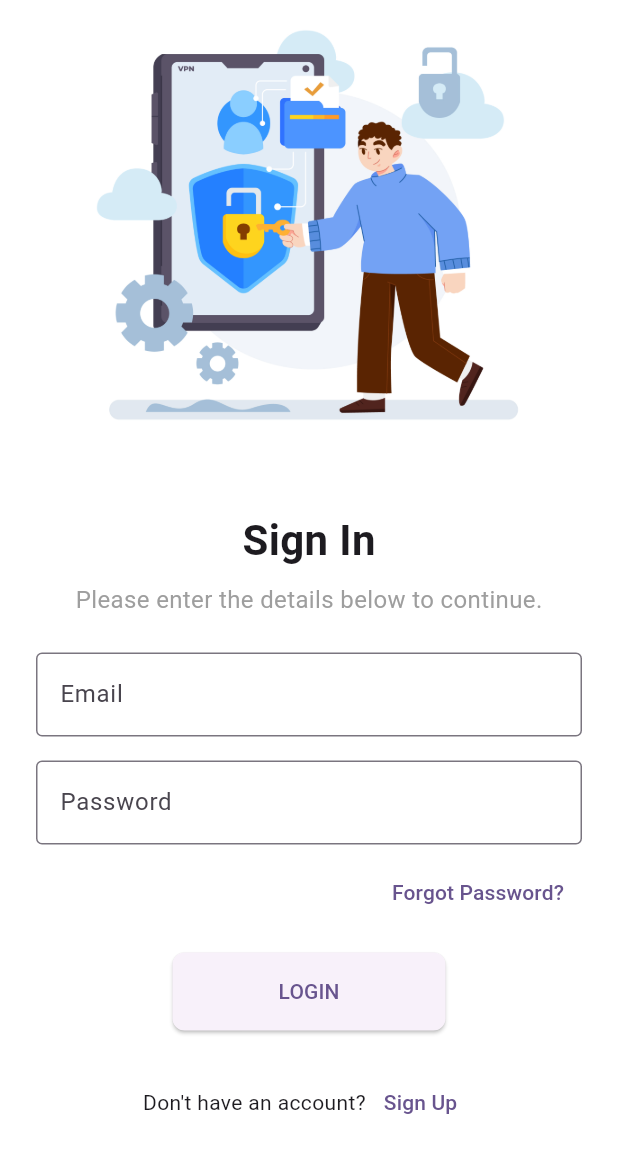
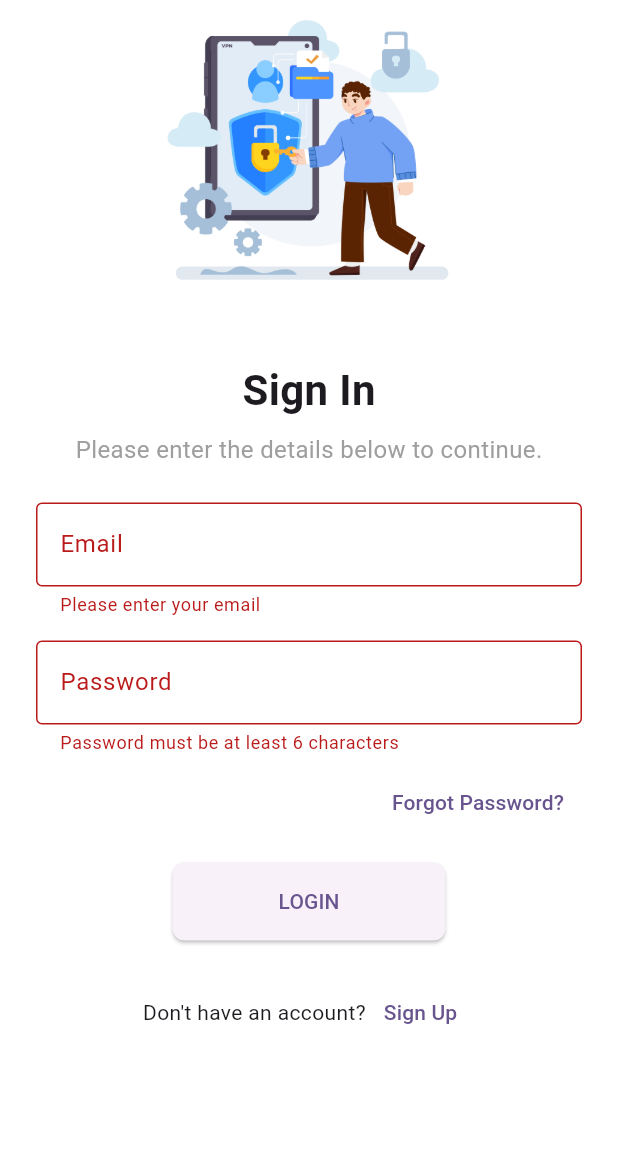
Before and after one commit to AhmedAndroid1998/Electronics-shop-Ecommerce-app-with-Admin-Panel, a Flutter app: the screen it shows after launch, after a tap on "LOGIN", on a phone screen of 412 x 824 dp. Shown: the top 1153 px of the screen. Run offline on Flutter 3.47's test engine with Material 3 defaults, Android fonts, the phone set to English and light mode, and no system bars; our stand-ins replace curved_navigation_bar, firebase_core; accounts and stored records are empty.

Commit message:
add authentication to input fields

```diff
--- a/lib/main.dart
+++ b/lib/main.dart
@@ -1,4 +1,4 @@
-import 'package:electronics_store_e_commerce_with_admin_panel/pages/login_screen.dart';
+import 'package:electronics_store_e_commerce_with_admin_panel/pages/auth_screen.dart';
 import 'package:firebase_core/firebase_core.dart';
 import 'package:flutter/material.dart';
 
--- /dev/null
+++ b/lib/pages/auth_screen.dart
@@ -0,0 +1,207 @@
+import 'package:flutter/material.dart';
+
+class AuthScreen extends StatefulWidget {
+  ///flag we use to render the appropriate page (signup/login)
+  final bool isSignUp;
+
+  const AuthScreen({super.key, this.isSignUp = false});
+
+  @override
+  State<AuthScreen> createState() => _AuthScreenState();
+}
+
+class _AuthScreenState extends State<AuthScreen> {
+  final TextEditingController nameController = TextEditingController();
+
+  final TextEditingController emailController = TextEditingController();
+
+  final TextEditingController passwordController = TextEditingController();
+
+  final TextEditingController confirmPasswordController = TextEditingController();
+
+  final _formKey = GlobalKey<FormState>();
+
+  @override
+  Widget build(BuildContext context) {
+    return Scaffold(
+      backgroundColor: Colors.white,
+      body: ListView(
+        children: [
+          _buildImageSection(),
+          const SizedBox(height: 40),
+          Padding(
+            padding: const EdgeInsets.symmetric(horizontal: 24.0),
+            child: Form(
+              key: _formKey,
+              child: Column(
+                children: [
+                  _buildTitleSection(),
+                  const SizedBox(height: 24),
+                  if (widget.isSignUp) ...[
+                    _buildInputField(
+                        label: 'Name',
+                        controller: nameController,
+                        validator: (value) {
+                          if (value == null || value.trim().isEmpty) {
+                            return 'Please enter your name';
+                          }
+                          return null;
+                        }),
+                    const SizedBox(height: 16),
+                  ],
+                  _buildInputField(
+                    label: 'Email',
+                    controller: emailController,
+                    validator: (value) {
+                      if (value == null || value.trim().isEmpty) {
+                        return 'Please enter your email';
+                      }
+                      if (!RegExp(r'^[^@]+@[^@]+\.[^@]+').hasMatch(value)) {
+                        return 'Please enter a valid email';
+                      }
+                      return null;
+                    },
+                  ),
+                  const SizedBox(height: 16),
+                  _buildInputField(
+                    label: 'Password',
+                    controller: passwordController,
+                    obscureText: true,
+                    validator: (value) {
+                      if (value == null || value.length < 6) {
+                        return 'Password must be at least 6 characters';
+                      }
+                      return null;
+                    },
+                  ),
+                  if (widget.isSignUp) ...[
+                    const SizedBox(height: 16),
+                    _buildInputField(
+                      label: 'Confirm Password',
+                      controller: confirmPasswordController,
+                      obscureText: true,
+                      validator: (value) {
+                        if (value != passwordController.text) {
+                          return 'Passwords do not match';
+                        }
+                        return null;
+                      },
+                    ),
+                  ],
+                  if (!widget.isSignUp) ...[
+                    const SizedBox(height: 8),
+                    _buildForgotPassword(),
+                  ],
+                  const SizedBox(height: 16),
+                  _buildActionButton(),
+                  const SizedBox(height: 24),
+                  _buildTogglePrompt(context),
+                ],
+              ),
+            ),
+          ),
+        ],
+      ),
+    );
+  }
+
+  Widget _buildImageSection() {
+    return Image.asset(
+      'assets/images/login.jpg',
+      height: 200,
+    );
+  }
+
+  Widget _buildTitleSection() {
+    return Column(
+      crossAxisAlignment: CrossAxisAlignment.center,
+      children: [
+        Text(
+          widget.isSignUp ? 'Sign Up' : 'Sign In',
+          style: const TextStyle(fontSize: 28, fontWeight: FontWeight.bold),
+        ),
+        const SizedBox(height: 8),
+        Text(
+          widget.isSignUp
+              ? 'Create your account by filling the details below.'
+              : 'Please enter the details below to continue.',
+          style: const TextStyle(fontSize: 16, color: Colors.grey),
+        ),
+      ],
+    );
+  }
+
+  Widget _buildInputField({
+    required String label,
+    required TextEditingController controller,
+    bool obscureText = false,
+    String? Function(String?)? validator,
+  }) {
+    return TextFormField(
+      controller: controller,
+      obscureText: obscureText,
+      decoration: InputDecoration(
+        labelText: label,
+        border: const OutlineInputBorder(),
+      ),
+      validator: validator,
+    );
+  }
+
+  Widget _buildForgotPassword() {
+    return Align(
+      alignment: Alignment.centerRight,
+      child: TextButton(
+        onPressed: () {
+          // Handle forgot password
+        },
+        child: const Text('Forgot Password?'),
+      ),
+    );
+  }
+
+  Widget _buildActionButton() {
+    return FractionallySizedBox(
+      widthFactor: 0.5,
+      child: ElevatedButton(
+        onPressed: () {
+          //check that the input is authenticated
+          final isValid = _formKey.currentState?.validate() ?? false;
+          if (isValid) {
+            // Proceed with login or signup logic
+            ScaffoldMessenger.of(context).showSnackBar(SnackBar(
+                content: Text(widget.isSignUp ? 'Signing up...' : 'Logging in...')));
+          }
+        },
+        style: ElevatedButton.styleFrom(
+          padding: const EdgeInsets.symmetric(vertical: 16),
+          shape: RoundedRectangleBorder(
+            borderRadius: BorderRadius.circular(8),
+          ),
+        ),
+        child: Text(widget.isSignUp ? 'SIGN UP' : 'LOGIN'),
+      ),
+    );
+  }
+
+  Widget _buildTogglePrompt(BuildContext context) {
+    return Row(
+      mainAxisAlignment: MainAxisAlignment.center,
+      children: [
+        Text(
+            widget.isSignUp ? 'Already have an account?' : "Don't have an account?"),
+        TextButton(
+          onPressed: () {
+            Navigator.pushReplacement(
+              context,
+              MaterialPageRoute(
+                builder: (_) => AuthScreen(isSignUp: !widget.isSignUp),
+              ),
+            );
+          },
+          child: Text(widget.isSignUp ? 'Sign In' : 'Sign Up'),
+        ),
+      ],
+    );
+  }
+}
--- a/lib/pages/login_screen.dart
+++ /dev/null
@@ -1,155 +0,0 @@
-import 'package:flutter/material.dart';
-
-class AuthScreen extends StatelessWidget {
-  final bool isSignUp;
-  final TextEditingController emailController = TextEditingController();
-  final TextEditingController passwordController = TextEditingController();
-  final TextEditingController confirmPasswordController = TextEditingController();
-
-  AuthScreen({super.key, this.isSignUp = false});
-
-  @override
-  Widget build(BuildContext context) {
-    return Scaffold(
-      backgroundColor: Colors.white,
-      body: ListView(
-        children: [
-          _buildImageSection(),
-          const SizedBox(height: 40),
-          Padding(
-            padding: const EdgeInsets.symmetric(horizontal: 24.0),
-            child: Column(
-              children: [
-                _buildTitleSection(),
-                const SizedBox(height: 24),
-                _buildEmailField(),
-                const SizedBox(height: 16),
-                _buildPasswordField(),
-                if (isSignUp) ...[
-                  const SizedBox(height: 16),
-                  _buildConfirmPasswordField(),
-                ],
-                if (!isSignUp) ...[
-                  const SizedBox(height: 8),
-                  _buildForgotPassword(),
-                ],
-                const SizedBox(height: 16),
-                _buildActionButton(),
-                const SizedBox(height: 24),
-                _buildTogglePrompt(context),
-              ],
-            ),
-          ),
-        ],
-      ),
-    );
-  }
-
-  Widget _buildImageSection() {
-    return Image.asset(
-      'assets/images/login.jpg',
-      height: 300,
-    );
-  }
-
-  Widget _buildTitleSection() {
-    return Column(
-      crossAxisAlignment: CrossAxisAlignment.center,
-      children: [
-        Text(
-          isSignUp ? 'Sign Up' : 'Sign In',
-          style: const TextStyle(fontSize: 28, fontWeight: FontWeight.bold),
-        ),
-        const SizedBox(height: 8),
-        Text(
-          isSignUp
-              ? 'Create your account by filling the details below.'
-              : 'Please enter the details below to continue.',
-          style: const TextStyle(fontSize: 16, color: Colors.grey),
-        ),
-      ],
-    );
-  }
-
-  Widget _buildEmailField() {
-    return TextField(
-      controller: emailController,
-      decoration: const InputDecoration(
-        labelText: 'Email',
-        border: OutlineInputBorder(),
-      ),
-    );
-  }
-
-  Widget _buildPasswordField() {
-    return TextField(
-      controller: passwordController,
-      obscureText: true,
-      decoration: const InputDecoration(
-        labelText: 'Password',
-        border: OutlineInputBorder(),
-      ),
-    );
-  }
-
-  Widget _buildConfirmPasswordField() {
-    return TextField(
-      controller: confirmPasswordController,
-      obscureText: true,
-      decoration: const InputDecoration(
-        labelText: 'Confirm Password',
-        border: OutlineInputBorder(),
-      ),
-    );
-  }
-
-  Widget _buildForgotPassword() {
-    return Align(
-      alignment: Alignment.centerRight,
-      child: TextButton(
-        onPressed: () {
-          // Handle forgot password
-        },
-        child: const Text('Forgot Password?'),
-      ),
-    );
-  }
-
-  Widget _buildActionButton() {
-    return FractionallySizedBox(
-      widthFactor: 0.5,
-      child: ElevatedButton(
-        onPressed: () {
-          // Handle login or signup logic
-        },
-        style: ElevatedButton.styleFrom(
-          padding: const EdgeInsets.symmetric(vertical: 16),
-          shape: RoundedRectangleBorder(
-            borderRadius: BorderRadius.circular(8),
-          ),
-        ),
-        child: Text(isSignUp ? 'SIGN UP' : 'LOGIN'),
-      ),
-    );
-  }
-
-  Widget _buildTogglePrompt(BuildContext context) {
-    return Row(
-      mainAxisAlignment: MainAxisAlignment.center,
-      children: [
-        Text(isSignUp ? 'Already have an account?' : "Don't have an account?"),
-        TextButton(
-          onPressed: () {
-            Navigator.pushReplacement(
-              context,
-              MaterialPageRoute(
-                builder: (_) => AuthScreen(isSignUp: !isSignUp),
-              ),
-            );
-          },
-          child: Text(isSignUp ? 'Sign In' : 'Sign Up'),
-        ),
-      ],
-    );
-  }
-}
```
Also changed, not shown: 1 other file.
